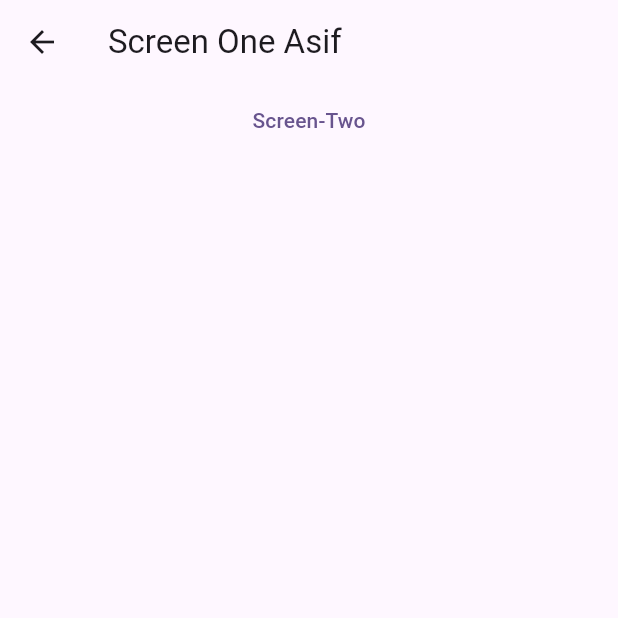
After one commit to SheikhAqibSaeed/getx_practice, a Flutter app: the screen it shows after launch, after a tap on "Go to Screen One", on a phone screen of 412 x 824 dp, the top half of it. The commit adds this screen. Run offline on Flutter 3.47's test engine with Material 2 defaults, Android fonts, the phone set to English and light mode, and no system bars; our stand-ins replace get.

Commit message:
I Added Navigation, how we can move from one screen to another screen using GetX, how to pass data between different screen using GetX. What is GetX routes, how to used GetX Routes.

```diff
--- a/lib/main.dart
+++ b/lib/main.dart
@@ -1,6 +1,8 @@
 import 'package:flutter/material.dart';
 import 'package:get/get.dart';
 import 'package:tiktok_app/screens/home_screen.dart';
+import 'package:tiktok_app/screens/screeen_one.dart';
+import 'package:tiktok_app/screens/screeen_two.dart';
 
 void main() {
   runApp(const MyApp());
@@ -20,6 +22,11 @@ class MyApp extends StatelessWidget {
         useMaterial3: true,
       ),
       home: HomeScreen(),
+      getPages: [
+        GetPage(name: '/', page: ()=> HomeScreen()),
+        GetPage(name: '/screenOne' , page: ()=> ScreenOne()),
+        GetPage(name: '/screenTwo', page: ()=> ScreenTwo()),
+      ],
     );
   }
 }
--- a/lib/screens/home_screen.dart
+++ b/lib/screens/home_screen.dart
@@ -1,6 +1,7 @@
 import 'package:flutter/cupertino.dart';
 import 'package:flutter/material.dart';
 import 'package:get/get.dart';
+import 'package:tiktok_app/screens/screeen_one.dart';
 
 class HomeScreen extends StatelessWidget {
   const HomeScreen({super.key});
@@ -65,8 +66,17 @@ class HomeScreen extends StatelessWidget {
                 ));
               },
             ),
-          )
+          ),
+          TextButton(onPressed: (){
+            // Get.to(ScreenOne());
+            // Get.to(ScreenOne(name: 'Aqib Saeed'));
+            Get.toNamed('/screenOne', arguments: [
+              'Aqib Saeed',
+              'Asif'
+            ]);
+          }, child: Text('Go to Screen One'))
         ],
+
       ),
       // floatingActionButton: FloatingActionButton(onPressed: (){
       //   Get.snackbar('Hello world', 'This is Getx app!',
@@ -84,6 +94,7 @@ class HomeScreen extends StatelessWidget {
       // },
       //   backgroundColor: Colors.green,
       // ),
+
     );
   }
 }
--- /dev/null
+++ b/lib/screens/screeen_one.dart
@@ -0,0 +1,34 @@
+import 'package:flutter/cupertino.dart';
+import 'package:flutter/material.dart';
+import 'package:get/get.dart';
+import 'package:get/get_core/src/get_main.dart';
+import 'package:tiktok_app/screens/screeen_two.dart';
+
+class ScreenOne extends StatefulWidget {
+  var name;
+  ScreenOne({super.key, this.name=''});
+
+  @override
+  State<ScreenOne> createState() => _ScreenOneState();
+}
+
+class _ScreenOneState extends State<ScreenOne> {
+  @override
+  Widget build(BuildContext context) {
+    return Scaffold(
+      appBar: AppBar(
+        title: Text('Screen One ' + Get.arguments[1]),
+      ),
+      body: Center(
+        child: Column(
+          children: [
+            TextButton(onPressed: (){
+              // Get.to(ScreenTwo());
+              Get.toNamed('/screenTwo');
+            }, child: Text('Screen-Two')),
+          ],
+        ),
+      ),
+    );
+  }
+}
```
Also changed, not shown: lib/screens/screeen_two.dart (added, +30 -0 lines).
